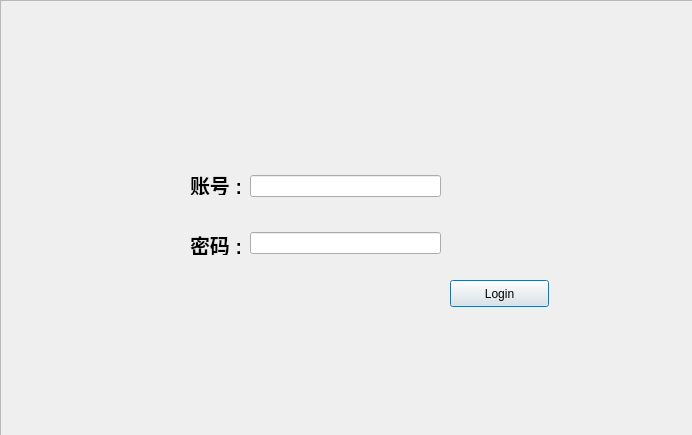
Old version of the form untitled/dialog.ui in the repository HuanGitHub/Graduation-Project.
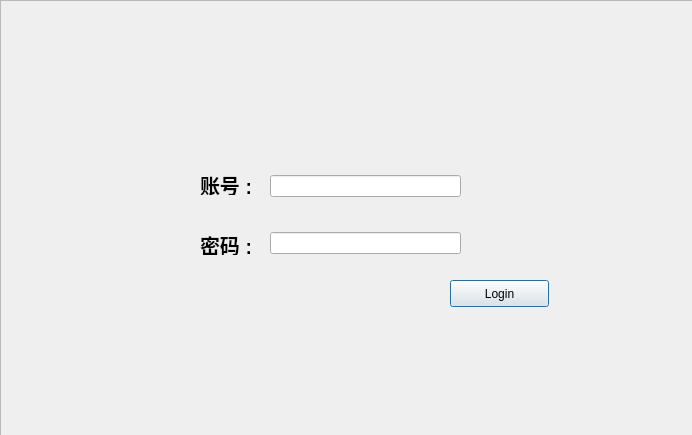
New version of the form.

Patch:
```diff
--- a/untitled/dialog.ui
+++ b/untitled/dialog.ui
@@ -45,7 +45,7 @@
   <widget class="QWidget" name="verticalLayoutWidget_2">
    <property name="geometry">
     <rect>
-     <x>250</x>
+     <x>270</x>
      <y>150</y>
      <width>191</width>
      <height>131</height>
@@ -66,7 +66,7 @@
   <widget class="QLabel" name="label">
    <property name="geometry">
     <rect>
-     <x>190</x>
+     <x>200</x>
      <y>175</y>
      <width>50</width>
      <height>20</height>
@@ -86,7 +86,7 @@
   <widget class="QLabel" name="label_2">
    <property name="geometry">
     <rect>
-     <x>190</x>
+     <x>200</x>
      <y>235</y>
      <width>50</width>
      <height>20</height>
```
